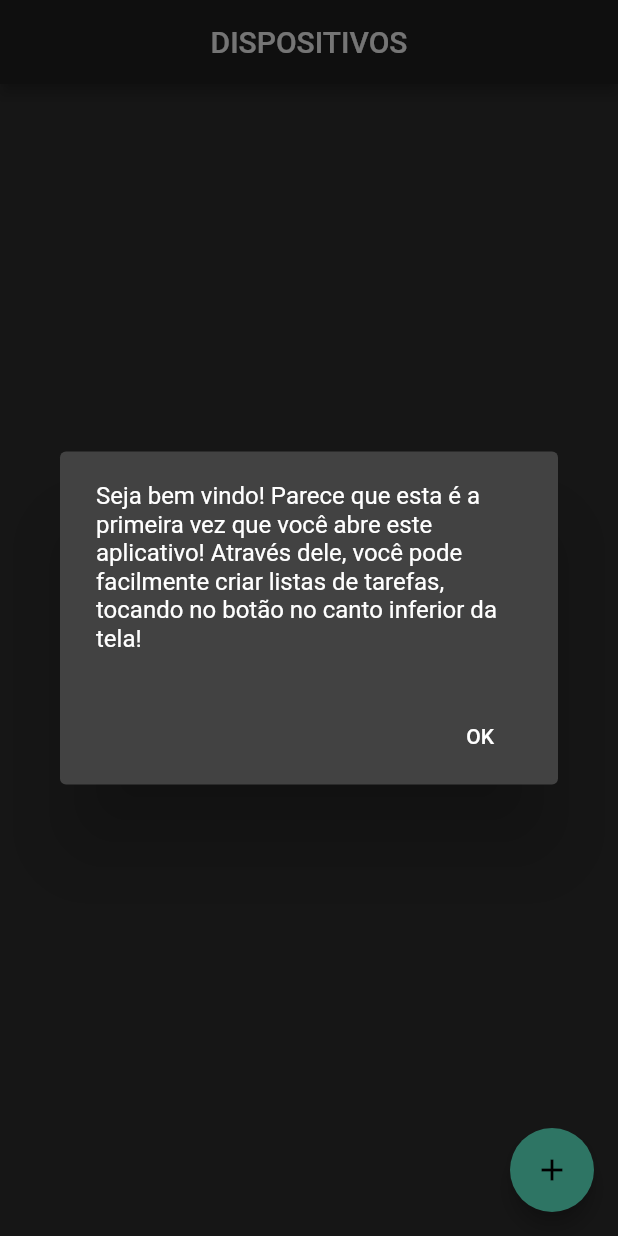
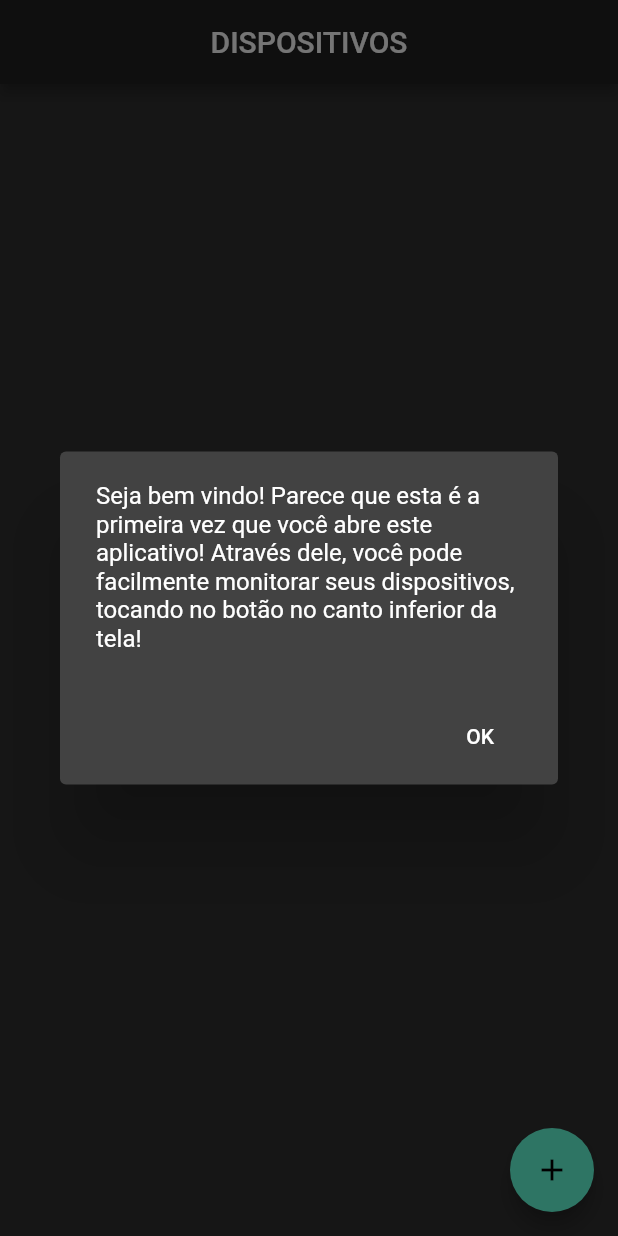
Before and after one commit to Gabriell-Murta/Trabalho_Integrado, a Flutter app: the screen it shows after launch, on a phone screen of 412 x 824 dp. Run offline on Flutter 3.47's test engine with Material 2 defaults, Android fonts, the phone set to English and light mode, and no system bars; our stand-ins replace shared_preferences, sqflite; accounts and stored records are empty.

Commit message:
Revisão de texto.

```diff
--- a/lib/app/views/homepage.view.dart
+++ b/lib/app/views/homepage.view.dart
@@ -125,7 +125,7 @@ class _HomePageState extends State<HomePage> {
       builder: (context) {
         return AlertDialog(
           content: Text(
-              "Seja bem vindo! Parece que esta é a primeira vez que você abre este aplicativo! Através dele, você pode facilmente criar listas de tarefas, tocando no botão no canto inferior da tela!"),
+              "Seja bem vindo! Parece que esta é a primeira vez que você abre este aplicativo! Através dele, você pode facilmente monitorar seus dispositivos, tocando no botão no canto inferior da tela!"),
           actions: <Widget>[
             FlatButton(
               child: new Text('OK'),
```
